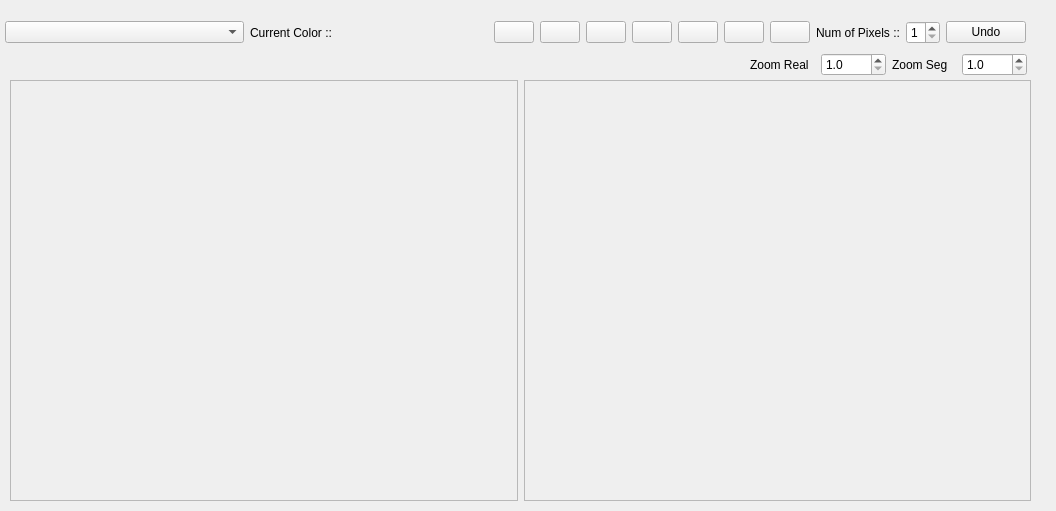
First picture: the form in GUITools/KMonitor/KccHandler.ui, repository kouretes/Monas, before the edit.
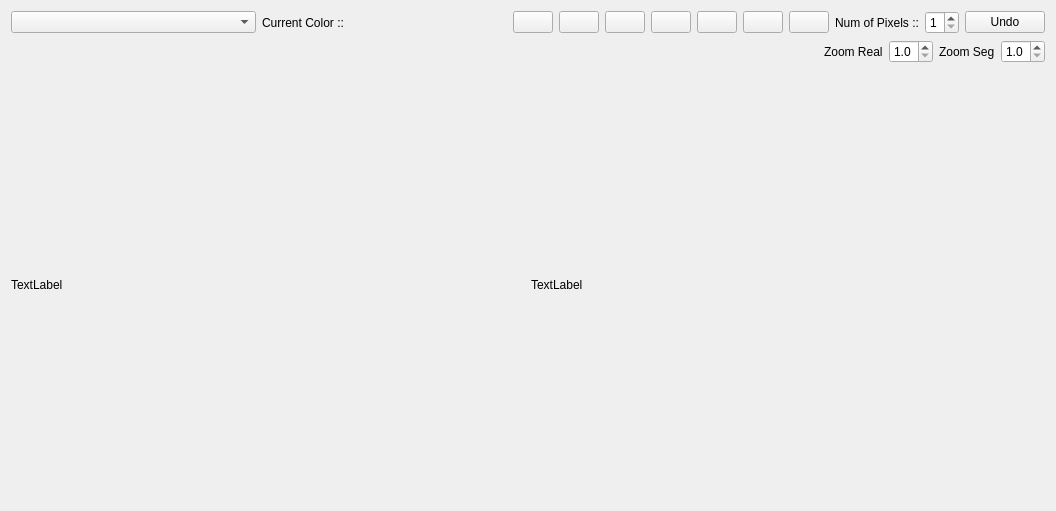
Second picture: the form after the edit. Custom widgets are drawn as their Qt base class.

Commit message: Raw Image added to KCC Beta First Commit

```diff
--- a/GUITools/KMonitor/KccHandler.ui
+++ b/GUITools/KMonitor/KccHandler.ui
@@ -13,119 +13,8 @@
   <property name="windowTitle">
    <string>Form</string>
   </property>
-  <widget class="QWidget" name="layoutWidget">
-   <property name="geometry">
-    <rect>
-     <x>10</x>
-     <y>80</y>
-     <width>1021</width>
-     <height>421</height>
-    </rect>
-   </property>
-   <layout class="QHBoxLayout" name="horizontalLayout_20">
-    <item>
-     <widget class="QScrollArea" name="scrollImage">
-      <property name="widgetResizable">
-       <bool>true</bool>
-      </property>
-      <widget class="QWidget" name="widget">
-       <property name="geometry">
-        <rect>
-         <x>0</x>
-         <y>0</y>
-         <width>505</width>
-         <height>417</height>
-        </rect>
-       </property>
-      </widget>
-     </widget>
-    </item>
-    <item>
-     <widget class="QScrollArea" name="scrollSeg">
-      <property name="widgetResizable">
-       <bool>true</bool>
-      </property>
-      <widget class="QWidget" name="widget2">
-       <property name="geometry">
-        <rect>
-         <x>0</x>
-         <y>0</y>
-         <width>504</width>
-         <height>417</height>
-        </rect>
-       </property>
-      </widget>
-     </widget>
-    </item>
-   </layout>
-  </widget>
-  <widget class="QWidget" name="layoutWidget_2">
-   <property name="geometry">
-    <rect>
-     <x>750</x>
-     <y>50</y>
-     <width>277</width>
-     <height>29</height>
-    </rect>
-   </property>
-   <layout class="QHBoxLayout" name="horizontalLayout_21">
-    <item>
-     <widget class="QLabel" name="label_2">
-      <property name="text">
-       <string>Zoom Real</string>
-      </property>
-     </widget>
-    </item>
-    <item>
-     <widget class="QDoubleSpinBox" name="rSpin">
-      <property name="decimals">
-       <number>1</number>
-      </property>
-      <property name="minimum">
-       <double>1.000000000000000</double>
-      </property>
-      <property name="maximum">
-       <double>3.000000000000000</double>
-      </property>
-      <property name="singleStep">
-       <double>0.100000000000000</double>
-      </property>
-     </widget>
-    </item>
-    <item>
-     <widget class="QLabel" name="label_3">
-      <property name="text">
-       <string>Zoom Seg</string>
-      </property>
-     </widget>
-    </item>
-    <item>
-     <widget class="QDoubleSpinBox" name="sSpin">
-      <property name="decimals">
-       <number>1</number>
-      </property>
-      <property name="minimum">
-       <double>1.000000000000000</double>
-      </property>
-      <property name="maximum">
-       <double>3.000000000000000</double>
-      </property>
-      <property name="singleStep">
-       <double>0.100000000000000</double>
-      </property>
-     </widget>
-    </item>
-   </layout>
-  </widget>
-  <widget class="QWidget" name="layoutWidget">
-   <property name="geometry">
-    <rect>
-     <x>5</x>
-     <y>17</y>
-     <width>1021</width>
-     <height>31</height>
-    </rect>
-   </property>
+  <layout class="QGridLayout" name="gridLayout" rowstretch="0,0,3">
+   <item row="0" column="0">
    <layout class="QHBoxLayout" name="horizontalLayout_4">
     <item>
      <widget class="QComboBox" name="KCComboBox"/>
@@ -229,8 +118,97 @@
      </layout>
     </item>
    </layout>
-  </widget>
- </widget>
+   </item>
+   <item row="1" column="0">
+    <layout class="QHBoxLayout" name="horizontalLayout_21">
+     <item>
+      <spacer name="horizontalSpacer">
+       <property name="orientation">
+        <enum>Qt::Horizontal</enum>
+       </property>
+       <property name="sizeHint" stdset="0">
+        <size>
+         <width>40</width>
+         <height>20</height>
+        </size>
+       </property>
+      </spacer>
+     </item>
+     <item>
+      <widget class="QLabel" name="label_2">
+       <property name="text">
+        <string>Zoom Real</string>
+       </property>
+      </widget>
+     </item>
+     <item>
+      <widget class="QDoubleSpinBox" name="rSpin">
+       <property name="decimals">
+        <number>1</number>
+       </property>
+       <property name="minimum">
+        <double>1.000000000000000</double>
+       </property>
+       <property name="maximum">
+        <double>3.000000000000000</double>
+       </property>
+       <property name="singleStep">
+        <double>0.100000000000000</double>
+       </property>
+      </widget>
+     </item>
+     <item>
+      <widget class="QLabel" name="label_3">
+       <property name="text">
+        <string>Zoom Seg</string>
+       </property>
+      </widget>
+     </item>
+     <item>
+      <widget class="QDoubleSpinBox" name="sSpin">
+       <property name="decimals">
+        <number>1</number>
+       </property>
+       <property name="minimum">
+        <double>1.000000000000000</double>
+       </property>
+       <property name="maximum">
+        <double>3.000000000000000</double>
+       </property>
+       <property name="singleStep">
+        <double>0.100000000000000</double>
+       </property>
+      </widget>
+     </item>
+    </layout>
+   </item>
+   <item row="2" column="0">
+    <layout class="QHBoxLayout" name="horizontalLayout_20">
+     <item>
+      <widget class="KLabel" name="KccRawImgLabel">
+       <property name="text">
+        <string>TextLabel</string>
+       </property>
+      </widget>
+     </item>
+     <item>
+      <widget class="QLabel" name="label">
+       <property name="text">
+        <string>TextLabel</string>
+       </property>
+      </widget>
+     </item>
+    </layout>
+   </item>
+  </layout>
+ </widget>
+ <customwidgets>
+  <customwidget>
+   <class>KLabel</class>
+   <extends>QLabel</extends>
+   <header location="global">../KLabel.h</header>
+  </customwidget>
+ </customwidgets>
  <resources/>
  <connections/>
 </ui>
```
Lines whose indentation alone changed are shown as unchanged. The commit also changes 5 other files.
